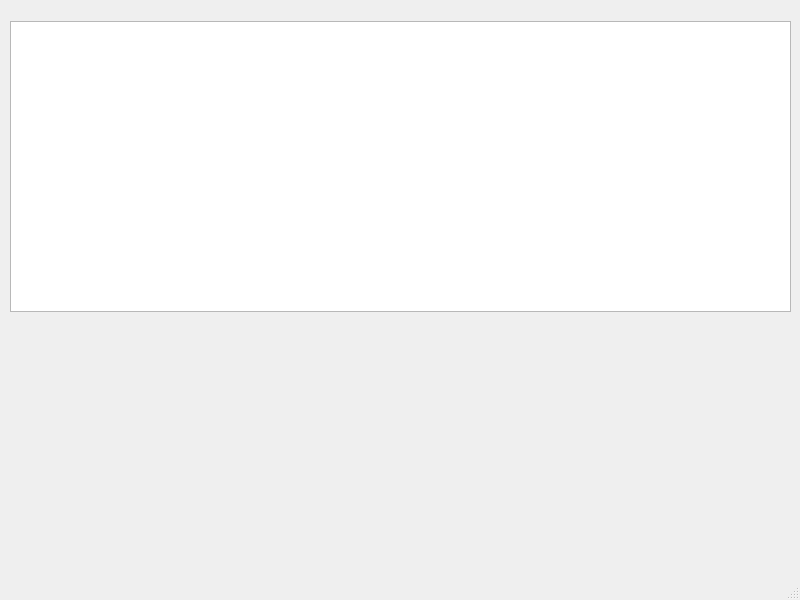
The window that src/core/mainwindow.ui (Ing-chuck/Aguara_POS) describes before a commit, drawn with Qt 5.
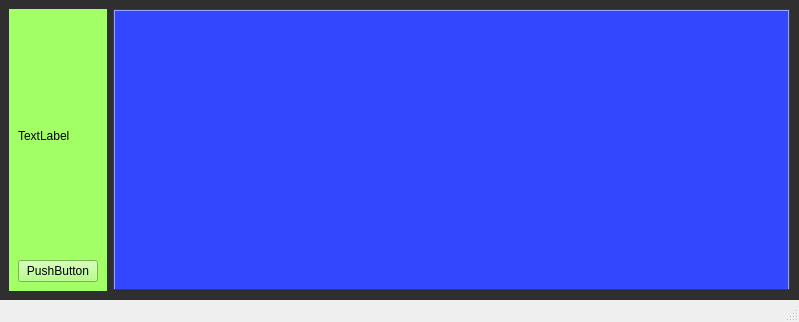
The same window after the commit.

The edit to the form file:
```diff
--- a/src/core/mainwindow.ui
+++ b/src/core/mainwindow.ui
@@ -6,24 +6,85 @@
    <rect>
     <x>0</x>
     <y>0</y>
-    <width>800</width>
-    <height>600</height>
+    <width>799</width>
+    <height>322</height>
    </rect>
   </property>
   <property name="windowTitle">
    <string>MainWindow</string>
   </property>
+  <property name="styleSheet">
+   <string notr="true"/>
+  </property>
   <widget class="QWidget" name="centralwidget">
-   <widget class="QTableView" name="tableView">
-    <property name="geometry">
-     <rect>
-      <x>10</x>
-      <y>21</y>
-      <width>781</width>
-      <height>291</height>
-     </rect>
+   <property name="enabled">
+    <bool>true</bool>
+   </property>
+   <property name="sizePolicy">
+    <sizepolicy hsizetype="Preferred" vsizetype="Preferred">
+     <horstretch>0</horstretch>
+     <verstretch>0</verstretch>
+    </sizepolicy>
+   </property>
+   <property name="layoutDirection">
+    <enum>Qt::LeftToRight</enum>
+   </property>
+   <property name="styleSheet">
+    <string notr="true">background: rgb(47, 47, 47)</string>
+   </property>
+   <layout class="QHBoxLayout" name="horizontalLayout">
+    <property name="sizeConstraint">
+     <enum>QLayout::SetNoConstraint</enum>
     </property>
-   </widget>
+    <item>
+     <widget class="QWidget" name="sideBar" native="true">
+      <property name="enabled">
+       <bool>true</bool>
+      </property>
+      <property name="autoFillBackground">
+       <bool>false</bool>
+      </property>
+      <property name="styleSheet">
+       <string notr="true">background: rgb(163, 255, 102)</string>
+      </property>
+      <layout class="QVBoxLayout" name="verticalLayout">
+       <item>
+        <widget class="QLabel" name="label">
+         <property name="text">
+          <string>TextLabel</string>
+         </property>
+        </widget>
+       </item>
+       <item>
+        <widget class="QPushButton" name="pushButton">
+         <property name="text">
+          <string>PushButton</string>
+         </property>
+        </widget>
+       </item>
+      </layout>
+     </widget>
+    </item>
+    <item>
+     <widget class="QTabWidget" name="tabWidget">
+      <property name="styleSheet">
+       <string notr="true">background: rgb(51, 71, 255)</string>
+      </property>
+      <property name="tabShape">
+       <enum>QTabWidget::Triangular</enum>
+      </property>
+      <property name="currentIndex">
+       <number>-1</number>
+      </property>
+      <property name="tabsClosable">
+       <bool>true</bool>
+      </property>
+      <property name="tabBarAutoHide">
+       <bool>false</bool>
+      </property>
+     </widget>
+    </item>
+   </layout>
   </widget>
   <widget class="QMenuBar" name="menubar">
    <property name="geometry">
```
Left out of the diff: 2 changed lines with no effect on the pictures.
